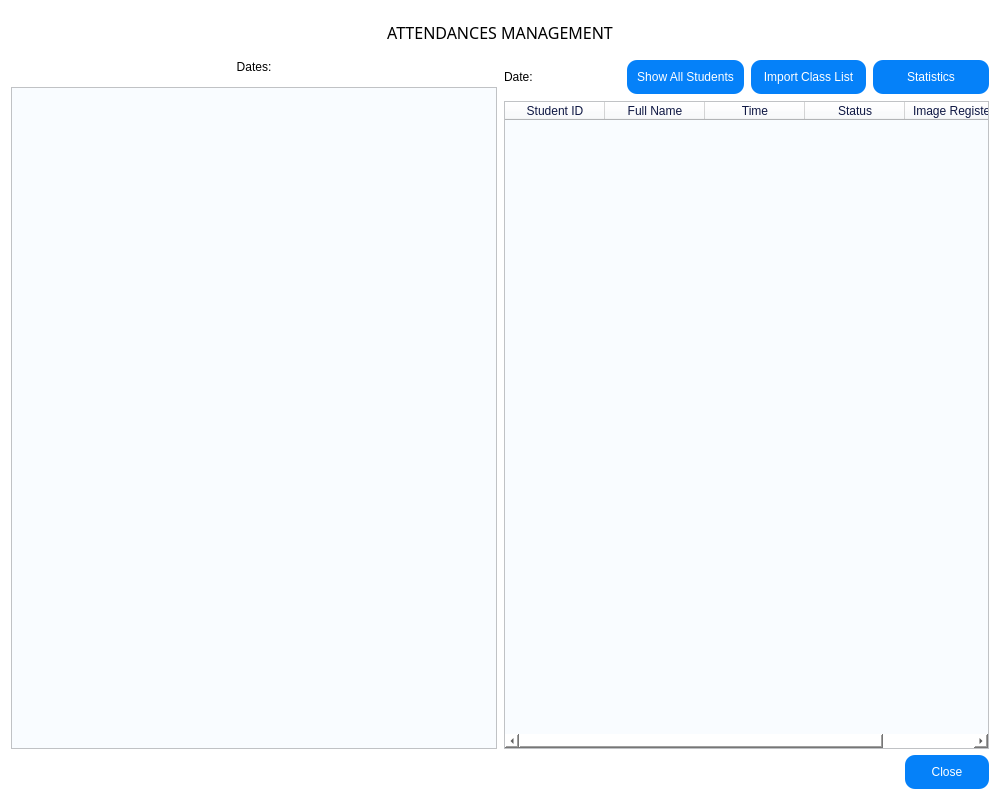
Above: Face-Recogntion-PyQt/Face_Detection_PyQt_Final/manage_window.ui from thaontp234112e/Project before the change. Below: the same form after it.
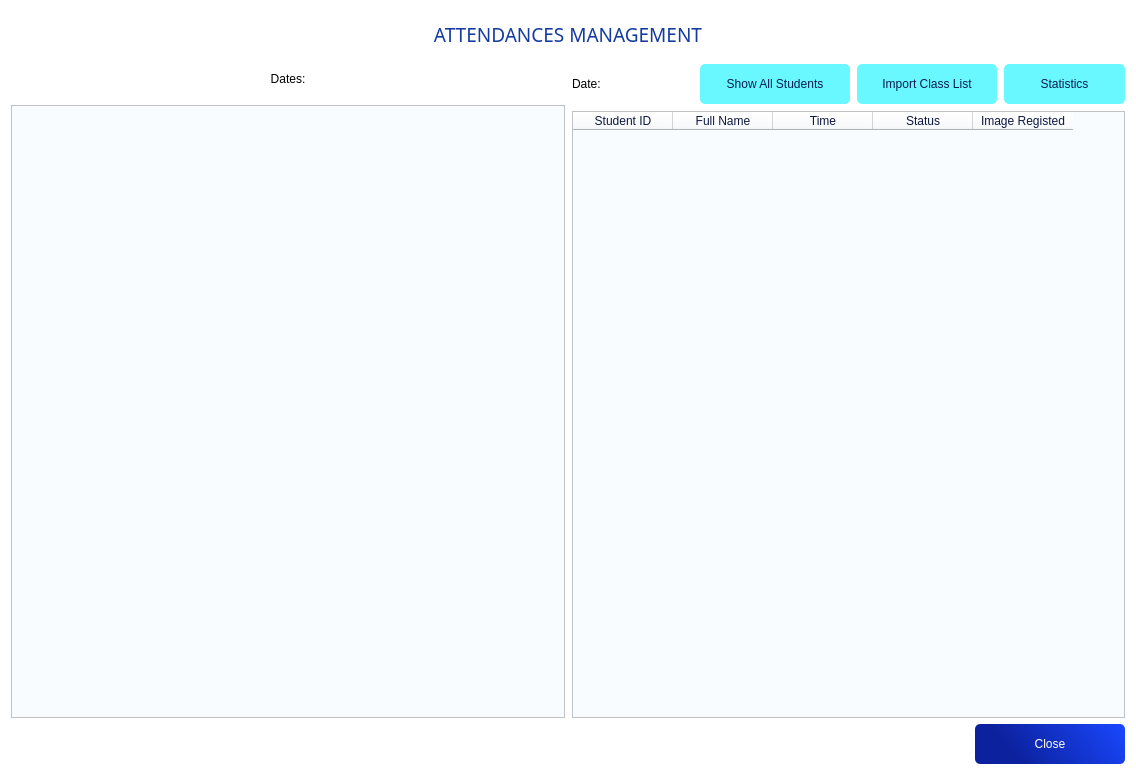
That is the form after the change. Icons and pictures are not drawn.

The edit to the form file:
```diff
--- a/Face-Recogntion-PyQt/Face_Detection_PyQt_Final/manage_window.ui
+++ b/Face-Recogntion-PyQt/Face_Detection_PyQt_Final/manage_window.ui
@@ -6,10 +6,16 @@
    <rect>
     <x>0</x>
     <y>0</y>
-    <width>1000</width>
-    <height>800</height>
+    <width>1136</width>
+    <height>775</height>
    </rect>
   </property>
+  <property name="minimumSize">
+   <size>
+    <width>1120</width>
+    <height>745</height>
+   </size>
+  </property>
   <property name="windowTitle">
    <string>Attendance Management</string>
   </property>
@@ -17,6 +23,9 @@
    <iconset>
     <normaloff>icon.png</normaloff>icon.png</iconset>
   </property>
+  <property name="autoFillBackground">
+   <bool>false</bool>
+  </property>
   <property name="styleSheet">
    <string notr="true">background-color: rgb(255, 255, 255);</string>
   </property>
@@ -26,15 +35,15 @@
      <property name="font">
       <font>
        <family>CocogooseProTrial Darkmode</family>
-       <pointsize>12</pointsize>
+       <pointsize>14</pointsize>
        <weight>50</weight>
        <italic>false</italic>
        <bold>false</bold>
       </font>
      </property>
      <property name="styleSheet">
-      <string notr="true">font: 12pt &quot;CocogooseProTrial Darkmode&quot;;
-color: rgb(0, 0, 0);
+      <string notr="true">font: 14pt &quot;CocogooseProTrial Darkmode&quot;;
+color: rgb(21, 59, 160);
 padding:10px;
 </string>
      </property>
@@ -57,11 +66,14 @@
      <item>
       <layout class="QVBoxLayout" name="verticalLayout_2">
        <property name="spacing">
-        <number>13</number>
+        <number>19</number>
        </property>
        <property name="leftMargin">
         <number>0</number>
        </property>
+       <property name="topMargin">
+        <number>8</number>
+       </property>
        <property name="rightMargin">
         <number>0</number>
        </property>
@@ -92,8 +104,8 @@
            <rect>
             <x>0</x>
             <y>0</y>
-            <width>481</width>
-            <height>638</height>
+            <width>549</width>
+            <height>592</height>
            </rect>
           </property>
           <layout class="QVBoxLayout" name="verticalLayout_3">
@@ -138,13 +150,20 @@
          </item>
          <item>
           <widget class="QPushButton" name="pushButtonShowAll">
+           <property name="minimumSize">
+            <size>
+             <width>150</width>
+             <height>40</height>
+            </size>
+           </property>
            <property name="styleSheet">
-            <string notr="true">QPushButton {
-    background-color: #0581F9; /* Màu nền mặc định */
-	color: rgb(255, 255, 255);
+            <string notr="true">
+QPushButton {
+ /* Màu nền mặc định */
+	background-color: rgb(105, 248, 255);
+    border-radius: 5px;
+	color: rgb(9, 28, 84);
 	font: 8pt &quot;CocogooseProTrial Semilight&quot;;
-    border-radius: 10px;
-    padding: 10px;
 
 }
 
@@ -167,13 +186,20 @@
          </item>
          <item>
           <widget class="QPushButton" name="pushButtonImport">
+           <property name="minimumSize">
+            <size>
+             <width>140</width>
+             <height>40</height>
+            </size>
+           </property>
            <property name="styleSheet">
-            <string notr="true">QPushButton {
-    background-color: #0581F9; /* Màu nền mặc định */
-	color: rgb(255, 255, 255);
+            <string notr="true">
+QPushButton {
+ /* Màu nền mặc định */
+	background-color: rgb(105, 248, 255);
+    border-radius: 5px;
+	color: rgb(9, 28, 84);
 	font: 8pt &quot;CocogooseProTrial Semilight&quot;;
-    border-radius: 10px;
-    padding: 10px;
 
 }
 
@@ -196,13 +222,20 @@
          </item>
          <item>
           <widget class="QPushButton" name="pushButtonStatistic">
+           <property name="minimumSize">
+            <size>
+             <width>90</width>
+             <height>40</height>
+            </size>
+           </property>
            <property name="styleSheet">
-            <string notr="true">QPushButton {
-    background-color: #0581F9; /* Màu nền mặc định */
-	color: rgb(255, 255, 255);
+            <string notr="true">
+QPushButton {
+ /* Màu nền mặc định */
+	background-color: rgb(105, 248, 255);
+    border-radius: 5px;
+	color: rgb(9, 28, 84);
 	font: 8pt &quot;CocogooseProTrial Semilight&quot;;
-    border-radius: 10px;
-    padding: 10px;
 
 }
 
@@ -281,13 +314,20 @@
      </item>
      <item>
       <widget class="QPushButton" name="pushButtonClose">
+       <property name="minimumSize">
+        <size>
+         <width>150</width>
+         <height>40</height>
+        </size>
+       </property>
        <property name="styleSheet">
-        <string notr="true">QPushButton {
-    background-color: #0581F9; /* Màu nền mặc định */
+        <string notr="true">
+QPushButton {
+ /* Màu nền mặc định */
+	background-color: qlineargradient(spread:pad, x1:0.134328, y1:0.182, x2:1, y2:0, stop:0 rgba(12, 33, 158, 255), stop:1 rgba(26, 72, 255, 255));
 	color: rgb(255, 255, 255);
-	font: 8pt &quot;CocogooseProTrial Semilight&quot;;
-    border-radius: 10px;
-    padding: 10px;
+    border-radius: 5px;
+	font: 57 10pt &quot;Montserrat Medium&quot;;
 
 }
 
@@ -296,6 +336,10 @@
 
 }
 
+QPushButton:pressed {
+    background-color: #0581F9; /* Màu khi nhấn */
+}
+
 </string>
        </property>
        <property name="text">
```
Left out of the diff: 18 changed lines with no effect on the pictures.
